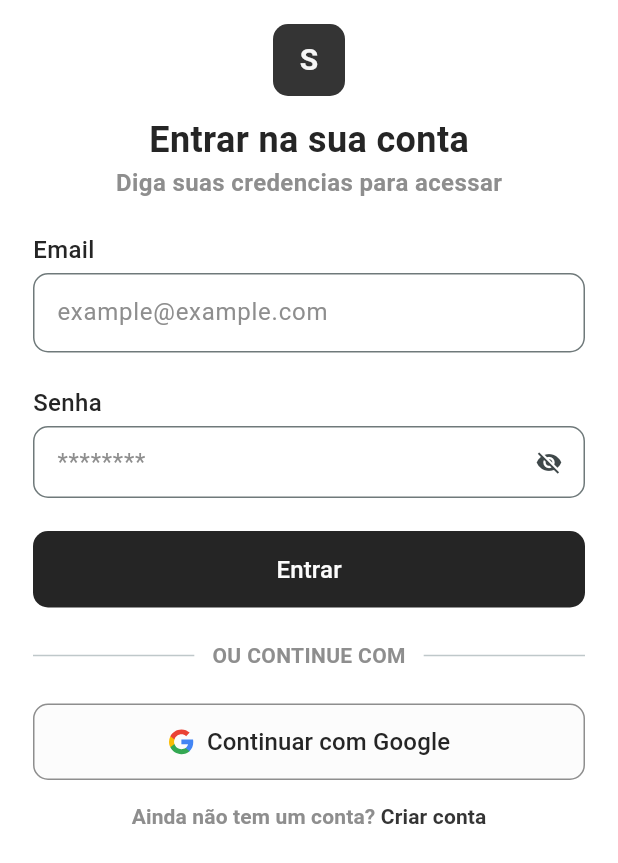
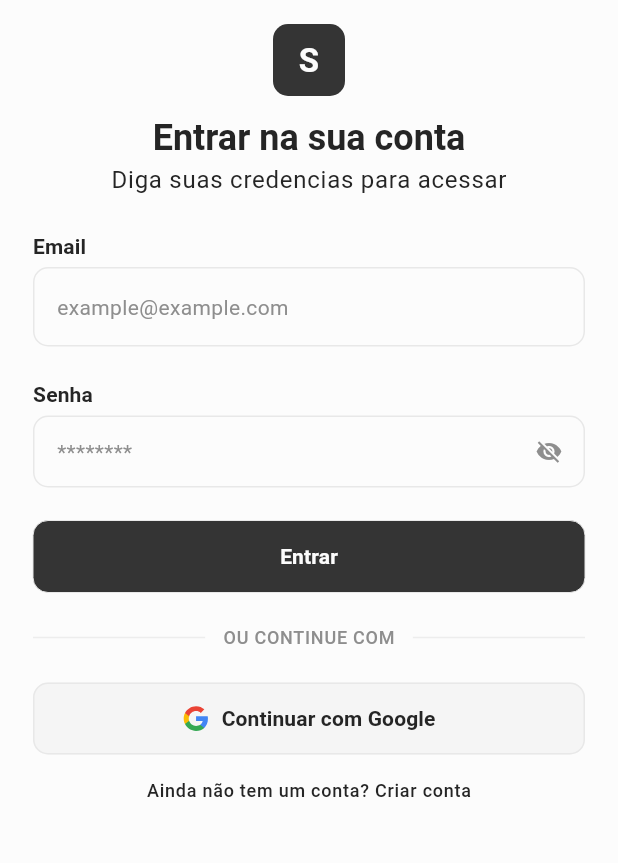
Before and after one commit to VitorMendonca62/scalable-e-commerce-app, a Flutter app: the screen it shows after launch, on a phone screen of 412 x 824 dp. Shown: the top 863 px of the screen. Run offline on Flutter 3.47's test engine with Material 3 defaults, Android fonts, the phone set to English and light mode, and no system bars; our stand-ins replace flutter_svg, form_validator, go_router; Roboto replaces fonts that are missing (Montserrat).

Commit message:
feat-#6: root colors for semantic

```diff
--- a/lib/app/app.dart
+++ b/lib/app/app.dart
@@ -1,6 +1,6 @@
 import 'package:flutter/material.dart';
 import 'package:scalable_e_commerce_app/app/routes/app_router.dart';
-import 'package:scalable_e_commerce_app/core/theme/colors.dart';
+import 'package:scalable_e_commerce_app/core/theme/app_theme.dart';
 
 class App extends StatelessWidget {
   const App({super.key});
@@ -9,18 +9,7 @@ class App extends StatelessWidget {
   Widget build(BuildContext context) {
     return MaterialApp.router(
       title: 'Scalable E-Commerce App',
-      theme: ThemeData(
-        scaffoldBackgroundColor: AppColors.background,
-        colorScheme: ColorScheme.fromSeed(
-          seedColor: AppColors.accentForeground,
-        ),
-        textSelectionTheme: const TextSelectionThemeData(
-          cursorColor: AppColors.accentForeground,
-          selectionColor: AppColors.mutedForeground,
-          selectionHandleColor: AppColors.primary,
-        ),
-        fontFamily: 'Montserrat',
-      ),
+      theme: AppTheme.ligth,
       routerConfig: AppRouter.router,
     );
   }
--- a/lib/core/theme/app_theme.dart
+++ b/lib/core/theme/app_theme.dart
@@ -0,0 +1,42 @@
+import 'package:flutter/material.dart';
+import 'package:scalable_e_commerce_app/core/theme/colors.dart';
+import 'package:scalable_e_commerce_app/core/theme/typography.dart';
+
+class AppTheme {
+  static final ColorScheme ligthColorSchema = ColorScheme(
+    brightness: Brightness.light,
+
+    primary: AppColors.primary,
+    onPrimary: AppColors.primaryForeground,
+
+    secondary: AppColors.secondary,
+    onSecondary: AppColors.secondaryForeground,
+
+    surface: AppColors.background,
+    onSurface: AppColors.foreground,
+
+    surfaceContainer: AppColors.muted,
+    onSurfaceVariant: AppColors.mutedForeground,
+
+    outline: AppColors.border,
+    outlineVariant: AppColors.disableBorder,
+
+    error: AppColors.destructive,
+    onError: AppColors.destructiveForeground,
+  );
+
+  static final ThemeData ligth = ThemeData(
+    scaffoldBackgroundColor: AppColors.primaryForeground,
+    textTheme: AppTypography.textTheme.apply(
+      bodyColor: AppTheme.ligthColorSchema.onSurface,
+      displayColor: AppTheme.ligthColorSchema.onSurface,
+    ),
+    colorScheme: AppTheme.ligthColorSchema,
+    textSelectionTheme: TextSelectionThemeData(
+      cursorColor: AppColors.secondaryForeground,
+      selectionColor: AppColors.secondaryForeground.withValues(alpha: 0.2),
+      selectionHandleColor: AppColors.secondaryForeground,
+    ),
+    fontFamily: AppTypography.fontFamily,
+  );
+}
--- a/lib/core/theme/colors.dart
+++ b/lib/core/theme/colors.dart
@@ -1,15 +1,9 @@
 import 'package:flutter/material.dart';
 
 class AppColors {
-  AppColors._();
-
   // Base
   static const Color background = Color(0xFFFFFFFF);
   static const Color foreground = Color(0xFF252525);
-
-  // Card
-  static const Color card = Color(0xFFFFFFFF);
-  static const Color cardForeground = Color(0xFF252525);
 
   // Popover
   static const Color popover = Color(0xFFFFFFFF);
@@ -27,18 +21,13 @@ class AppColors {
   static const Color muted = Color(0xFFF5F5F5);
   static const Color mutedForeground = Color(0xFF8E8E8E);
 
-  // Accent
-  static const Color accent = Color(0xFFF5F5F5);
-  static const Color accentForeground = Color(0xFF343434);
-
   // Destructive
   static const Color destructive = Color(0xFFE5484D);
   static const Color destructiveForeground = Color(0xFFE5484D);
 
   // Border / Input / Ring
   static const Color border = Color(0xFFE8E8E8);
-  static const Color input = Color(0xFFE8E8E8);
-  static const Color ring = Color(0xFFB4B4B4);
+  static const Color disableBorder = Color(0xFFEDEDED);
 
   // Charts
   static const Color chart1 = Color(0xFFF97316);
--- a/lib/core/theme/typography.dart
+++ b/lib/core/theme/typography.dart
@@ -0,0 +1,161 @@
+import 'package:flutter/material.dart';
+import 'package:scalable_e_commerce_app/core/theme/colors.dart';
+
+class AppTypography {
+  AppTypography._();
+
+  static const String fontFamily = 'Montserrat';
+
+  static const TextStyle displayLarge = TextStyle(
+    fontFamily: fontFamily,
+    fontSize: 57,
+    height: 64 / 57,
+    fontWeight: FontWeight.w700,
+    letterSpacing: -0.25,
+    color: AppColors.foreground,
+  );
+
+  static const TextStyle displayMedium = TextStyle(
+    fontFamily: fontFamily,
+    fontSize: 45,
+    height: 52 / 45,
+    fontWeight: FontWeight.w700,
+    letterSpacing: 0,
+    color: AppColors.foreground,
+  );
+
+  static const TextStyle displaySmall = TextStyle(
+    fontFamily: fontFamily,
+    fontSize: 36,
+    height: 44 / 36,
+    fontWeight: FontWeight.w700,
+    letterSpacing: 0,
+    color: AppColors.foreground,
+  );
+
+  static const TextStyle headlineLarge = TextStyle(
+    fontFamily: fontFamily,
+    fontSize: 32,
+    height: 40 / 32,
+    fontWeight: FontWeight.w700,
+    letterSpacing: 0,
+    color: AppColors.foreground,
+  );
+
+  static const TextStyle headlineMedium = TextStyle(
+    fontFamily: fontFamily,
+    fontSize: 28,
+    height: 36 / 28,
+    fontWeight: FontWeight.w600,
+    letterSpacing: 0,
+    color: AppColors.foreground,
+  );
+
+  static const TextStyle headlineSmall = TextStyle(
+    fontFamily: fontFamily,
+    fontSize: 24,
+    height: 32 / 24,
+    fontWeight: FontWeight.w600,
+    letterSpacing: 0,
+    color: AppColors.foreground,
+  );
+
+  static const TextStyle titleLarge = TextStyle(
+    fontFamily: fontFamily,
+    fontSize: 22,
+    height: 28 / 22,
+    fontWeight: FontWeight.w600,
+    letterSpacing: 0,
+    color: AppColors.foreground,
+  );
+
+  static const TextStyle titleMedium = TextStyle(
+    fontFamily: fontFamily,
+    fontSize: 16,
+    height: 24 / 16,
+    fontWeight: FontWeight.w600,
+    letterSpacing: 0.15,
+    color: AppColors.foreground,
+  );
+
+  static const TextStyle titleSmall = TextStyle(
+    fontFamily: fontFamily,
+    fontSize: 14,
+    height: 20 / 14,
+    fontWeight: FontWeight.w600,
+    letterSpacing: 0.1,
+    color: AppColors.foreground,
+  );
+
+  static const TextStyle bodyLarge = TextStyle(
+    fontFamily: fontFamily,
+    fontSize: 16,
+    height: 24 / 16,
+    fontWeight: FontWeight.w400,
+    letterSpacing: 0.5,
+    color: AppColors.foreground,
+  );
+
+  static const TextStyle bodyMedium = TextStyle(
+    fontFamily: fontFamily,
+    fontSize: 14,
+    height: 20 / 14,
+    fontWeight: FontWeight.w400,
+    letterSpacing: 0.25,
+    color: AppColors.foreground,
+  );
+
+  static const TextStyle bodySmall = TextStyle(
+    fontFamily: fontFamily,
+    fontSize: 12,
+    height: 16 / 12,
+    fontWeight: FontWeight.w400,
+    letterSpacing: 0.4,
+    color: AppColors.foreground,
+  );
+
+  static const TextStyle labelLarge = TextStyle(
+    fontFamily: fontFamily,
+    fontSize: 14,
+    height: 20 / 14,
+    fontWeight: FontWeight.w600,
+    letterSpacing: 0.1,
+    color: AppColors.foreground,
+  );
+
+  static const TextStyle labelMedium = TextStyle(
+    fontFamily: fontFamily,
+    fontSize: 12,
+    height: 16 / 12,
+    fontWeight: FontWeight.w500,
+    letterSpacing: 0.5,
+    color: AppColors.foreground,
+  );
+
+  static const TextStyle labelSmall = TextStyle(
+    fontFamily: fontFamily,
+    fontSize: 11,
+    height: 16 / 11,
+    fontWeight: FontWeight.w500,
+    letterSpacing: 0.5,
+    color: AppColors.foreground,
+  );
+
+  static const TextTheme textTheme = TextTheme(
+    displayLarge: displayLarge,
+    displayMedium: displayMedium,
+    displaySmall: displaySmall,
+    headlineLarge: headlineLarge,
+    headlineMedium: headlineMedium,
+    headlineSmall: headlineSmall,
+    titleLarge: titleLarge,
+    titleMedium: titleMedium,
+    titleSmall: titleSmall,
+    bodyLarge: bodyLarge,
+    bodyMedium: bodyMedium,
+    bodySmall: bodySmall,
+    labelLarge: labelLarge,
+    labelMedium: labelMedium,
+    labelSmall: labelSmall,
+  );
+}
--- a/lib/modules/auth/presentation/pages/login_page.dart
+++ b/lib/modules/auth/presentation/pages/login_page.dart
@@ -1,7 +1,7 @@
 import 'package:flutter/material.dart';
 import 'package:flutter_svg/svg.dart';
-import 'package:scalable_e_commerce_app/core/theme/colors.dart';
 import 'package:scalable_e_commerce_app/core/theme/spacing.dart';
+import 'package:scalable_e_commerce_app/core/theme/typography.dart';
 import 'package:scalable_e_commerce_app/modules/auth/presentation/validators/validators.dart';
 import 'package:scalable_e_commerce_app/shared/widgets/form_button.dart';
 import 'package:scalable_e_commerce_app/shared/widgets/form_input.dart';
@@ -32,15 +32,13 @@ class LoginPage extends StatelessWidget {
                   ),
                   alignment: Alignment.center,
                   decoration: BoxDecoration(
-                    color: AppColors.accentForeground,
+                    color: Theme.of(context).colorScheme.primary,
                     borderRadius: BorderRadius.all(AppBorder.radius),
                   ),
                   child: Text(
                     "S",
-                    style: TextStyle(
-                      color: AppColors.muted,
-                      fontWeight: FontWeight.w700,
-                      fontSize: 20,
+                    style: AppTypography.titleLarge.copyWith(
+                      color: Theme.of(context).colorScheme.onPrimary,
                     ),
                   ),
                 ),
@@ -48,18 +46,14 @@ class LoginPage extends StatelessWidget {
 
                 Text(
                   "Entrar na sua conta",
-                  style: TextStyle(
-                    fontSize: 24,
-                    fontWeight: FontWeight.w600,
-                    color: AppColors.foreground,
+                  style: AppTypography.headlineSmall.copyWith(
+                    color: Theme.of(context).colorScheme.onSurface,
                   ),
                 ),
                 Text(
                   "Diga suas credencias para acessar",
-                  style: TextStyle(
-                    fontSize: 16,
-                    fontWeight: FontWeight.w700,
-                    color: AppColors.mutedForeground,
+                  style: AppTypography.bodyLarge.copyWith(
+                    color: Theme.of(context).colorScheme.onSurface,
                   ),
                 ),
                 const SizedBox(height: AppThemePage.inputSpacing),
@@ -103,9 +97,8 @@ class LoginPage extends StatelessWidget {
                       padding: const EdgeInsets.symmetric(horizontal: 12.0),
                       child: Text(
                         "ou continue com".toUpperCase(),
-                        style: TextStyle(
-                          color: AppColors.mutedForeground,
-                          fontWeight: FontWeight.w600,
+                        style: AppTypography.labelMedium.copyWith(
+                          color: Theme.of(context).colorScheme.onSurfaceVariant,
                         ),
                       ),
                     ),
@@ -121,12 +114,12 @@ class LoginPage extends StatelessWidget {
                     },
                     style: ElevatedButton.styleFrom(
                       padding: EdgeInsets.symmetric(vertical: 14),
-                      backgroundColor: AppColors.primaryForeground,
+                      backgroundColor: Theme.of(context).colorScheme.secondary,
                       side: BorderSide(
                         width: 1,
-                        color: AppColors.mutedForeground,
+                        color: Theme.of(context).colorScheme.outline,
                       ),
-                      overlayColor: AppColors.foreground,
+                      overlayColor: Theme.of(context).colorScheme.onSecondary,
                       shape: RoundedRectangleBorder(
                         borderRadius: BorderRadius.all(AppBorder.radius),
                       ),
@@ -138,30 +131,27 @@ class LoginPage extends StatelessWidget {
                     ),
                     label: Text(
                       'Continuar com Google',
-                      style: TextStyle(
-                        color: AppColors.foreground,
-                        fontWeight: FontWeight.w500,
-                        fontSize: 16,
+                      style: AppTypography.labelLarge.copyWith(
+                        color: Theme.of(context).colorScheme.onSurface,
                       ),
                     ),
                   ),
                 ),
                 TextButton(
+                  style: TextButton.styleFrom(overlayColor: Colors.transparent),
                   child: Row(
                     mainAxisAlignment: MainAxisAlignment.center,
                     children: [
                       Text(
                         "Ainda não tem um conta? ",
-                        style: TextStyle(
-                          color: AppColors.mutedForeground,
-                          fontWeight: FontWeight.w600,
+                        style: AppTypography.labelMedium.copyWith(
+                          color: Theme.of(context).colorScheme.onSurface,
                         ),
                       ),
                       Text(
                         "Criar conta",
-                        style: TextStyle(
-                          color: AppColors.accentForeground,
-                          fontWeight: FontWeight.w600,
+                        style: AppTypography.labelMedium.copyWith(
+                          color: Theme.of(context).colorScheme.onSurface,
                         ),
                       ),
                     ],
--- a/lib/shared/widgets/form_button.dart
+++ b/lib/shared/widgets/form_button.dart
@@ -1,6 +1,6 @@
 import 'package:flutter/material.dart';
-import 'package:scalable_e_commerce_app/core/theme/colors.dart';
 import 'package:scalable_e_commerce_app/core/theme/spacing.dart';
+import 'package:scalable_e_commerce_app/core/theme/typography.dart';
 
 class FormButton extends StatelessWidget {
   const FormButton({super.key, required this.onPressed, required this.text});
@@ -14,19 +14,20 @@ class FormButton extends StatelessWidget {
       onPressed: onPressed,
       style: ElevatedButton.styleFrom(
         padding: EdgeInsets.symmetric(vertical: 14),
-        backgroundColor: AppColors.foreground,
-        side: BorderSide(width: 0, color: Colors.transparent),
-        overlayColor: AppColors.primaryForeground,
+        backgroundColor: Theme.of(context).colorScheme.primary,
+        side: BorderSide(
+          width: 0,
+          color: Theme.of(context).colorScheme.outline,
+        ),
+        overlayColor: Theme.of(context).colorScheme.onSecondary,
         shape: RoundedRectangleBorder(
           borderRadius: BorderRadius.all(AppBorder.radius),
         ),
       ),
       child: Text(
         text,
-        style: TextStyle(
-          color: AppColors.primaryForeground,
-          fontWeight: FontWeight.w500,
-          fontSize: 16,
+        style: AppTypography.labelLarge.copyWith(
+          color: Theme.of(context).colorScheme.onPrimary,
         ),
       ),
     );
--- a/lib/shared/widgets/form_input.dart
+++ b/lib/shared/widgets/form_input.dart
@@ -1,6 +1,6 @@
 import 'package:flutter/material.dart';
-import 'package:scalable_e_commerce_app/core/theme/colors.dart';
 import 'package:scalable_e_commerce_app/core/theme/spacing.dart';
+import 'package:scalable_e_commerce_app/core/theme/typography.dart';
 
 class FormInput extends StatefulWidget {
   const FormInput({
@@ -46,16 +46,16 @@ class _FormInputState extends State<FormInput> {
       children: [
         Text(
           widget.labelText,
-          style: TextStyle(
-            fontWeight: FontWeight.w500,
-            color: AppColors.foreground,
-            fontSize: 16,
+          style: AppTypography.titleSmall.copyWith(
+            color: Theme.of(context).colorScheme.onSurface,
           ),
         ),
         SizedBox(height: 4),
         TextFormField(
           controller: widget.controller,
-          style: const TextStyle(color: AppColors.foreground, fontSize: 16),
+          style: AppTypography.bodyLarge.copyWith(
+            color: Theme.of(context).colorScheme.onSurface,
+          ),
           obscureText: obscureText,
           validator: widget.validator,
           keyboardType: widget.keyboardType,
@@ -74,6 +74,7 @@ class _FormInputState extends State<FormInput> {
                     },
                     icon: Icon(
                       obscureText ? Icons.visibility_off : Icons.visibility,
+                      color: Theme.of(context).colorScheme.onSurfaceVariant,
                     ),
                   )
                 : null,
@@ -85,40 +86,42 @@ class _FormInputState extends State<FormInput> {
             isDense: true,
 
             hintText: widget.hintText,
-            hintStyle: const TextStyle(color: AppColors.mutedForeground),
+            hintStyle: AppTypography.bodyMedium.copyWith(
+              color: Theme.of(context).colorScheme.onSurfaceVariant,
+            ),
 
             border: OutlineInputBorder(
               borderRadius: BorderRadius.all(AppBorder.radius),
               borderSide: BorderSide(
-                color: AppColors.foreground,
+                color: Theme.of(context).colorScheme.outline,
                 width: AppBorder.width,
               ),
             ),
             focusedBorder: OutlineInputBorder(
               borderRadius: BorderRadius.all(AppBorder.radius),
               borderSide: BorderSide(
-                color: AppColors.ring,
+                color: Theme.of(context).colorScheme.primary,
                 width: AppBorder.focusedWidth,
               ),
             ),
             errorBorder: OutlineInputBorder(
               borderRadius: BorderRadius.all(AppBorder.radius),
               borderSide: BorderSide(
-                color: AppColors.destructive,
+                color: Theme.of(context).colorScheme.error,
                 width: AppBorder.width,
               ),
             ),
             focusedErrorBorder: OutlineInputBorder(
               borderRadius: BorderRadius.all(AppBorder.radius),
               borderSide: BorderSide(
-                color: AppColors.destructive,
+                color: Theme.of(context).colorScheme.onError,
                 width: AppBorder.focusedWidth,
               ),
             ),
             disabledBorder: OutlineInputBorder(
               borderRadius: BorderRadius.all(AppBorder.radius),
               borderSide: BorderSide(
-                color: AppColors.foreground,
+                color: Theme.of(context).colorScheme.outlineVariant,
                 width: AppBorder.width,
               ),
             ),
```
